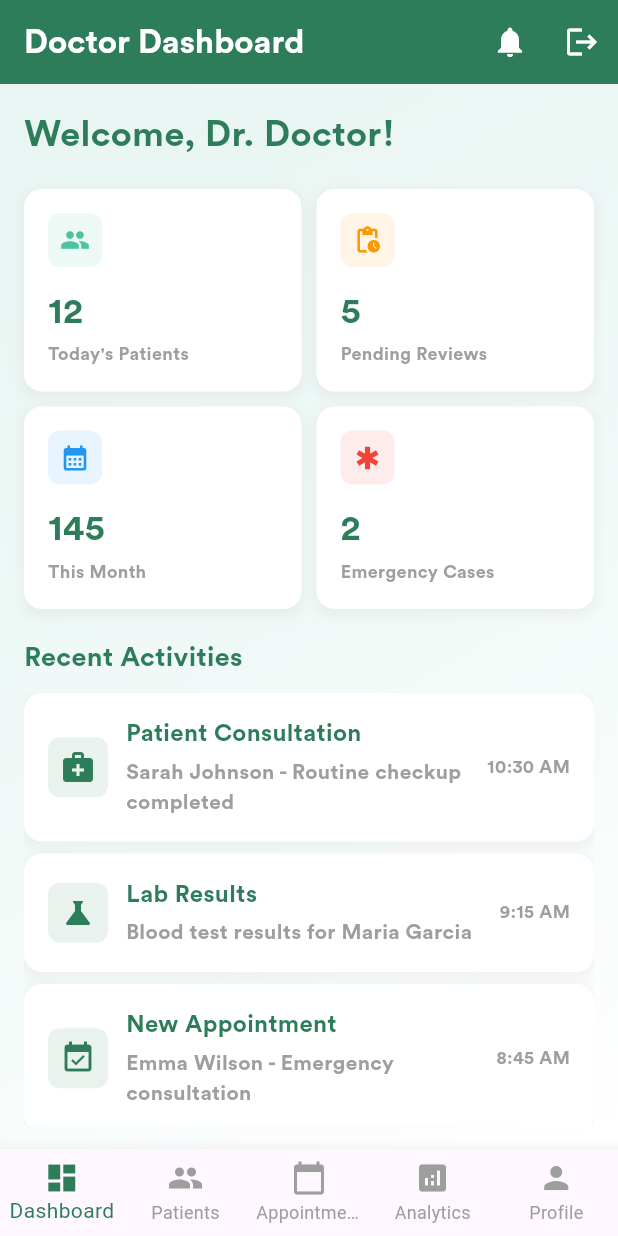
After one commit to MohanathasThujeeban/maternal_health, a Flutter app: the DoctorDashboard screen opened directly, on a phone screen of 412 x 824 dp. The commit adds this screen. Run offline on Flutter 3.47's test engine with Material 3 defaults, Android fonts, the phone set to English and light mode, and no system bars.

Commit message:
little updates

```diff
--- /dev/null
+++ b/lib/features/auth/screens/Doctormodule/doctor_dashboard.dart
@@ -0,0 +1,425 @@
+import 'package:flutter/material.dart';
+
+class DoctorDashboard extends StatefulWidget {
+  const DoctorDashboard({super.key});
+
+  @override
+  State<DoctorDashboard> createState() => _DoctorDashboardState();
+}
+
+class _DoctorDashboardState extends State<DoctorDashboard> {
+  int _selectedIndex = 0;
+
+  final List<Widget> _pages = [
+    const DashboardTab(),
+    const PatientsTab(),
+    const AppointmentsTab(),
+    const AnalyticsTab(),
+    const ProfileTab(),
+  ];
+
+  @override
+  Widget build(BuildContext context) {
+    return Scaffold(
+      appBar: AppBar(
+        title: const Text(
+          'Doctor Dashboard',
+          style: TextStyle(
+            fontFamily: 'SpotifyCircular',
+            fontWeight: FontWeight.w600,
+            color: Colors.white,
+          ),
+        ),
+        backgroundColor: const Color(0xFF2E7D5A),
+        elevation: 0,
+        actions: [
+          IconButton(
+            icon: const Icon(Icons.notifications, color: Colors.white),
+            onPressed: () {
+              // Handle notifications
+            },
+          ),
+          IconButton(
+            icon: const Icon(Icons.logout, color: Colors.white),
+            onPressed: () {
+              // Handle logout
+              Navigator.of(
+                context,
+              ).pushNamedAndRemoveUntil('/', (route) => false);
+            },
+          ),
+        ],
+      ),
+      body: _pages[_selectedIndex],
+      bottomNavigationBar: BottomNavigationBar(
+        currentIndex: _selectedIndex,
+        onTap: (index) {
+          setState(() {
+            _selectedIndex = index;
+          });
+        },
+        type: BottomNavigationBarType.fixed,
+        selectedItemColor: const Color(0xFF2E7D5A),
+        unselectedItemColor: Colors.grey,
+        items: const [
+          BottomNavigationBarItem(
+            icon: Icon(Icons.dashboard),
+            label: 'Dashboard',
+          ),
+          BottomNavigationBarItem(icon: Icon(Icons.people), label: 'Patients'),
+          BottomNavigationBarItem(
+            icon: Icon(Icons.calendar_today),
+            label: 'Appointments',
+          ),
+          BottomNavigationBarItem(
+            icon: Icon(Icons.analytics),
+            label: 'Analytics',
+          ),
+          BottomNavigationBarItem(icon: Icon(Icons.person), label: 'Profile'),
+        ],
+      ),
+    );
+  }
+}
+
+class DashboardTab extends StatelessWidget {
+  const DashboardTab({super.key});
+
+  @override
+  Widget build(BuildContext context) {
+    return Container(
+      decoration: const BoxDecoration(
+        gradient: LinearGradient(
+          begin: Alignment.topLeft,
+          end: Alignment.bottomRight,
+          colors: [Color(0xFFE8F5F2), Color(0xFFF0F9F7), Color(0xFFFFFFFF)],
+        ),
+      ),
+      child: Padding(
+        padding: const EdgeInsets.all(16.0),
+        child: Column(
+          crossAxisAlignment: CrossAxisAlignment.start,
+          children: [
+            const Text(
+              'Welcome, Dr. Doctor!',
+              style: TextStyle(
+                fontFamily: 'SpotifyCircular',
+                fontSize: 24,
+                fontWeight: FontWeight.w600,
+                color: Color(0xFF2E7D5A),
+              ),
+            ),
+            const SizedBox(height: 20),
+
+            // Statistics Cards
+            Row(
+              children: [
+                Expanded(
+                  child: _StatCard(
+                    title: 'Today\'s Patients',
+                    value: '12',
+                    icon: Icons.people,
+                    color: const Color(0xFF4FC3A1),
+                  ),
+                ),
+                const SizedBox(width: 10),
+                Expanded(
+                  child: _StatCard(
+                    title: 'Pending Reviews',
+                    value: '5',
+                    icon: Icons.pending_actions,
+                    color: const Color(0xFFFF9800),
+                  ),
+                ),
+              ],
+            ),
+
+            const SizedBox(height: 10),
+
+            Row(
+              children: [
+                Expanded(
+                  child: _StatCard(
+                    title: 'This Month',
+                    value: '145',
+                    icon: Icons.calendar_month,
+                    color: const Color(0xFF2196F3),
+                  ),
+                ),
+                const SizedBox(width: 10),
+                Expanded(
+                  child: _StatCard(
+                    title: 'Emergency Cases',
+                    value: '2',
+                    icon: Icons.emergency,
+                    color: const Color(0xFFF44336),
+                  ),
+                ),
+              ],
+            ),
+
+            const SizedBox(height: 20),
+
+            // Recent Activities
+            const Text(
+              'Recent Activities',
+              style: TextStyle(
+                fontFamily: 'SpotifyCircular',
+                fontSize: 18,
+                fontWeight: FontWeight.w500,
+                color: Color(0xFF2E7D5A),
+              ),
+            ),
+            const SizedBox(height: 10),
+
+            Expanded(
+              child: ListView(
+                children: [
+                  _ActivityCard(
+                    title: 'Patient Consultation',
+                    subtitle: 'Sarah Johnson - Routine checkup completed',
+                    time: '10:30 AM',
+                    icon: Icons.medical_services,
+                  ),
+                  _ActivityCard(
+                    title: 'Lab Results',
+                    subtitle: 'Blood test results for Maria Garcia',
+                    time: '9:15 AM',
+                    icon: Icons.science,
+                  ),
+                  _ActivityCard(
+                    title: 'New Appointment',
+                    subtitle: 'Emma Wilson - Emergency consultation',
+                    time: '8:45 AM',
+                    icon: Icons.event_available,
+                  ),
+                ],
+              ),
+            ),
+          ],
+        ),
+      ),
+    );
+  }
+}
+
+class _StatCard extends StatelessWidget {
+  final String title;
+  final String value;
+  final IconData icon;
+  final Color color;
+
+  const _StatCard({
+    required this.title,
+    required this.value,
+    required this.icon,
+    required this.color,
+  });
+
+  @override
+  Widget build(BuildContext context) {
+    return Container(
+      padding: const EdgeInsets.all(16),
+      decoration: BoxDecoration(
+        color: Colors.white,
+        borderRadius: BorderRadius.circular(12),
+        boxShadow: [
+          BoxShadow(
+            color: Colors.grey.withOpacity(0.1),
+            spreadRadius: 2,
+            blurRadius: 5,
+            offset: const Offset(0, 3),
+          ),
+        ],
+      ),
+      child: Column(
+        crossAxisAlignment: CrossAxisAlignment.start,
+        children: [
+          Row(
+            children: [
+              Container(
+                padding: const EdgeInsets.all(8),
+                decoration: BoxDecoration(
+                  color: color.withOpacity(0.1),
+                  borderRadius: BorderRadius.circular(8),
+                ),
+                child: Icon(icon, color: color, size: 20),
+              ),
+            ],
+          ),
+          const SizedBox(height: 12),
+          Text(
+            value,
+            style: const TextStyle(
+              fontFamily: 'SpotifyCircular',
+              fontSize: 24,
+              fontWeight: FontWeight.w700,
+              color: Color(0xFF2E7D5A),
+            ),
+          ),
+          const SizedBox(height: 4),
+          Text(
+            title,
+            style: const TextStyle(
+              fontFamily: 'SpotifyCircular',
+              fontSize: 12,
+              color: Colors.grey,
+            ),
+          ),
+        ],
+      ),
+    );
+  }
+}
+
+class _ActivityCard extends StatelessWidget {
+  final String title;
+  final String subtitle;
+  final String time;
+  final IconData icon;
+
+  const _ActivityCard({
+    required this.title,
+    required this.subtitle,
+    required this.time,
+    required this.icon,
+  });
+
+  @override
+  Widget build(BuildContext context) {
+    return Container(
+      margin: const EdgeInsets.only(bottom: 8),
+      padding: const EdgeInsets.all(16),
+      decoration: BoxDecoration(
+        color: Colors.white,
+        borderRadius: BorderRadius.circular(12),
+        boxShadow: [
+          BoxShadow(
+            color: Colors.grey.withOpacity(0.1),
+            spreadRadius: 2,
+            blurRadius: 5,
+            offset: const Offset(0, 3),
+          ),
+        ],
+      ),
+      child: Row(
+        children: [
+          Container(
+            padding: const EdgeInsets.all(8),
+            decoration: BoxDecoration(
+              color: const Color(0xFF2E7D5A).withOpacity(0.1),
+              borderRadius: BorderRadius.circular(8),
+            ),
+            child: Icon(icon, color: const Color(0xFF2E7D5A), size: 24),
+          ),
+          const SizedBox(width: 12),
+          Expanded(
+            child: Column(
+              crossAxisAlignment: CrossAxisAlignment.start,
+              children: [
+                Text(
+                  title,
+                  style: const TextStyle(
+                    fontFamily: 'SpotifyCircular',
+                    fontSize: 16,
+                    fontWeight: FontWeight.w500,
+                    color: Color(0xFF2E7D5A),
+                  ),
+                ),
+                const SizedBox(height: 4),
+                Text(
+                  subtitle,
+                  style: const TextStyle(
+                    fontFamily: 'SpotifyCircular',
+                    fontSize: 14,
+                    color: Colors.grey,
+                  ),
+                ),
+              ],
+            ),
+          ),
+          Text(
+            time,
+            style: const TextStyle(
+              fontFamily: 'SpotifyCircular',
+              fontSize: 12,
+              color: Colors.grey,
+            ),
+          ),
+        ],
+      ),
+    );
+  }
+}
+
+class PatientsTab extends StatelessWidget {
+  const PatientsTab({super.key});
+
+  @override
+  Widget build(BuildContext context) {
+    return const Center(
+      child: Text(
+        'Patients Management',
+        style: TextStyle(
+          fontFamily: 'SpotifyCircular',
+          fontSize: 18,
+          color: Color(0xFF2E7D5A),
+        ),
+      ),
+    );
+  }
+}
+
+class AppointmentsTab extends StatelessWidget {
+  const AppointmentsTab({super.key});
+
+  @override
+  Widget build(BuildContext context) {
+    return const Center(
+      child: Text(
+        'Appointments Management',
+        style: TextStyle(
+          fontFamily: 'SpotifyCircular',
+          fontSize: 18,
+          color: Color(0xFF2E7D5A),
+        ),
+      ),
+    );
+  }
+}
+
+class AnalyticsTab extends StatelessWidget {
+  const AnalyticsTab({super.key});
+
+  @override
+  Widget build(BuildContext context) {
+    return const Center(
+      child: Text(
+        'Analytics & Reports',
+        style: TextStyle(
+          fontFamily: 'SpotifyCircular',
+          fontSize: 18,
+          color: Color(0xFF2E7D5A),
+        ),
+      ),
+    );
+  }
+}
+
+class ProfileTab extends StatelessWidget {
+  const ProfileTab({super.key});
+
+  @override
+  Widget build(BuildContext context) {
+    return const Center(
+      child: Text(
+        'Doctor Profile',
+        style: TextStyle(
+          fontFamily: 'SpotifyCircular',
+          fontSize: 18,
+          color: Color(0xFF2E7D5A),
+        ),
+      ),
+    );
+  }
+}
--- a/lib/features/auth/screens/login_screen.dart
+++ b/lib/features/auth/screens/login_screen.dart
@@ -3,6 +3,8 @@ import 'register3_screen.dart';
 import 'registration_data.dart';
 import 'forgot_password_screen.dart';
 import 'Midwivesmodule/dashboard_screen.dart';
+import 'Mothermodule/motherhome.dart';
+import 'Doctormodule/doctor_dashboard.dart';
 import '../services/api_service.dart';
 
 class LoginScreen extends StatefulWidget {
@@ -21,9 +23,18 @@ class _LoginScreenState extends State<LoginScreen> {
     // Check for hardcoded midwife credentials first
     if (nicController.text == 'Mid_wife' &&
         passwordController.text == 'Mid123') {
-      Navigator.push(
+      Navigator.pushReplacement(
         context,
         MaterialPageRoute(builder: (context) => const DashboardScreen()),
+      );
+      return;
+    }
+
+    // Check for hardcoded doctor credentials
+    if (nicController.text == 'Doctor' && passwordController.text == 'Doc123') {
+      Navigator.pushReplacement(
+        context,
+        MaterialPageRoute(builder: (context) => const DoctorDashboard()),
       );
       return;
     }
@@ -58,13 +69,10 @@ class _LoginScreenState extends State<LoginScreen> {
           ),
         );
 
-        // Navigate to dashboard or home screen
+        // Navigate to mother home for regular users (NIC + password)
         Navigator.pushReplacement(
           context,
-          MaterialPageRoute(
-            builder: (context) =>
-                const DashboardScreen(), // You can create a user dashboard
-          ),
+          MaterialPageRoute(builder: (context) => const MotherHomeScreen()),
         );
       } else {
         ScaffoldMessenger.of(context).showSnackBar(
```
Also changed, not shown: 2 other files.
